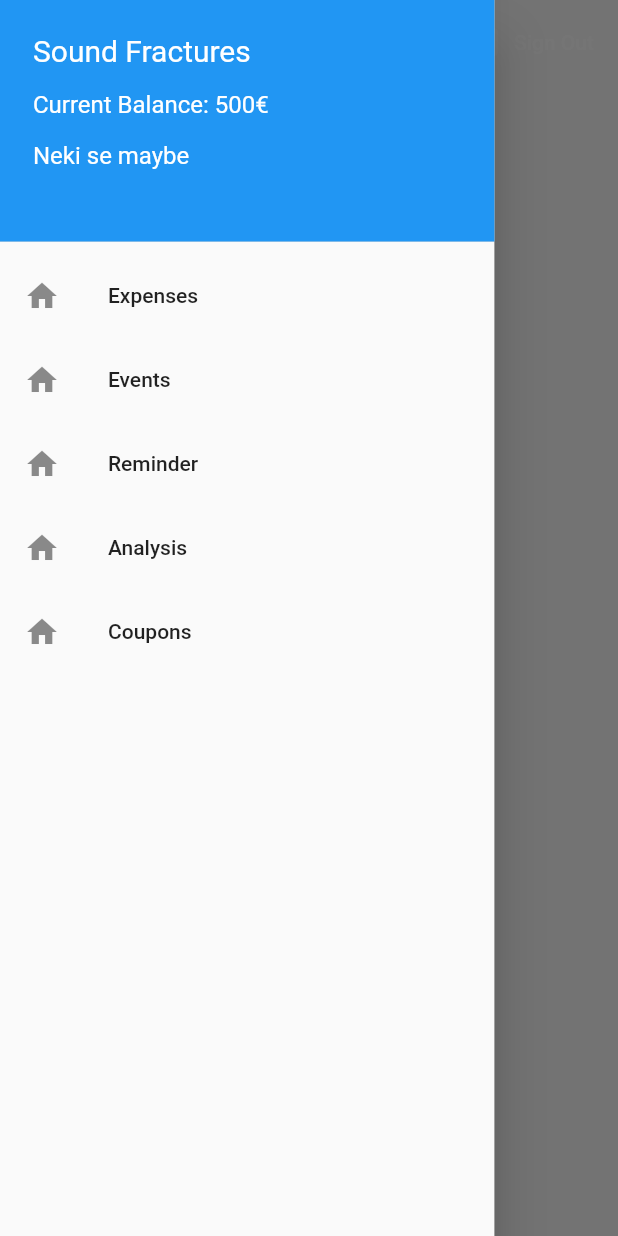
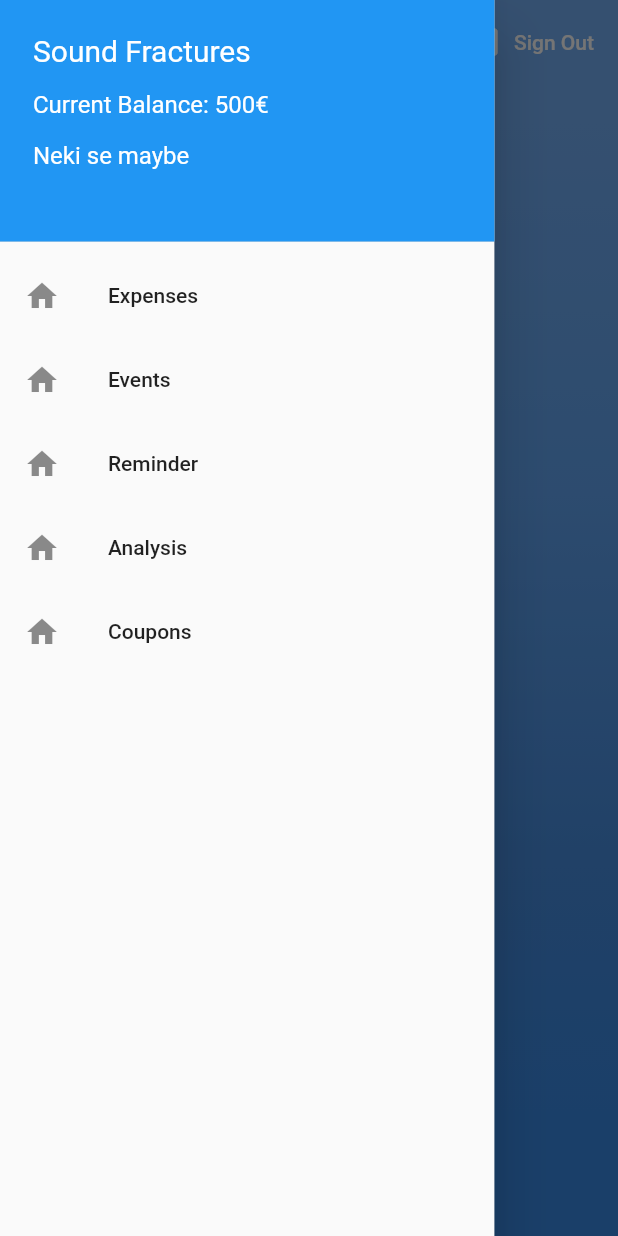
Before and after one commit to jurkko/Budget_Sidekick, a Flutter app: the screen it shows once a user with an empty profile is signed in, with the side drawer open, on a phone screen of 412 x 824 dp. Run offline on Flutter 3.47's test engine with Material 2 defaults, Android fonts, the phone set to English and light mode, and no system bars; our stand-ins replace firebase_auth; accounts and stored records are empty.

Commit message:
Menu background added

```diff
--- a/lib/Screens/Core/menu.dart
+++ b/lib/Screens/Core/menu.dart
@@ -45,7 +45,22 @@ class _MenuState extends State<Menu> {
             )
           ],
         ),
-        body: viewList[index],
+        body: Container(
+          decoration: BoxDecoration(
+            gradient: LinearGradient(
+              begin: Alignment.topCenter,
+              end: Alignment.bottomCenter,
+              colors: [
+                Color(0xFF73AEF5),
+                Color(0xFF61A4F1),
+                Color(0xFF478DE0),
+                Color(0xFF398AE5),
+              ],
+              stops: [0.1, 0.4, 0.7, 0.9],
+            ),
+          ),
+          child: viewList[index],
+        ),
         drawer: MyDrawer(
           onTap: (ctx, i) {
             setState(() {
```
